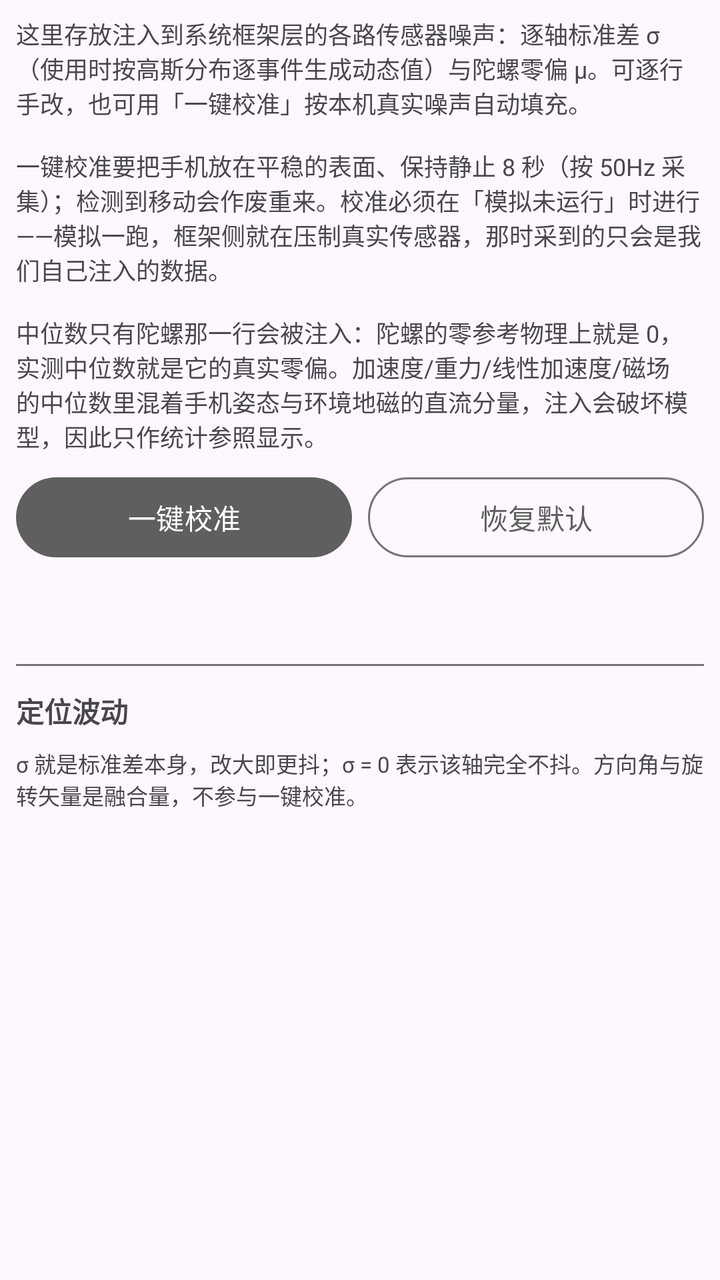
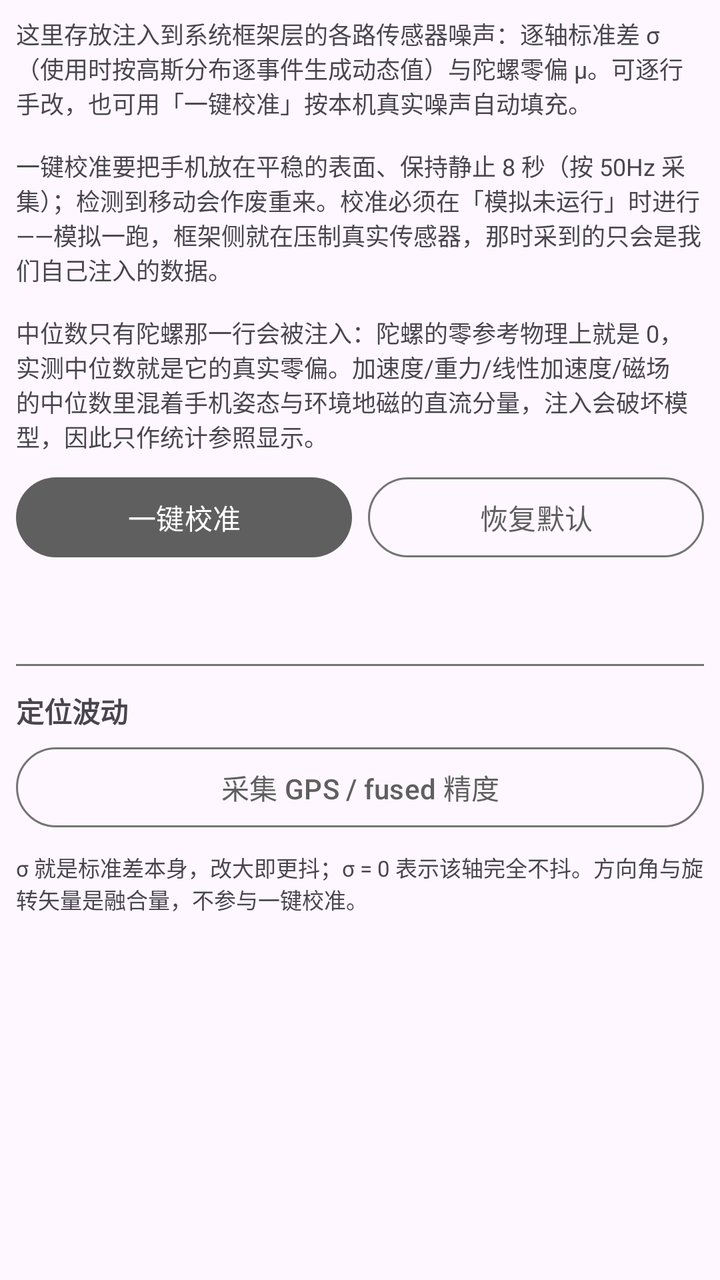

Compare the two renders of this Android layout. The source of the first and the diff that turns it into the second are given below.
<!-- AndroidManifest.xml: application theme AppTheme -->
<!-- res/layout/fragment_calibration.xml -->
<?xml version="1.0" encoding="utf-8"?>
<ScrollView xmlns:android="http://schemas.android.com/apk/res/android"
    xmlns:app="http://schemas.android.com/apk/res-auto"
    xmlns:tools="http://schemas.android.com/tools"
    android:layout_width="match_parent"
    android:layout_height="match_parent"
    android:padding="8dp"
    tools:context=".ui.calibration.CalibrationFragment">

    <LinearLayout
        android:layout_width="match_parent"
        android:layout_height="wrap_content"
        android:orientation="vertical">

        <com.google.android.material.textview.MaterialTextView
            android:id="@+id/calib_hint"
            android:layout_width="match_parent"
            android:layout_height="wrap_content"
            android:textSize="12sp"
            android:text="@string/calibration_hint" />

        <LinearLayout
            android:layout_width="match_parent"
            android:layout_height="wrap_content"
            android:layout_marginTop="8dp"
            android:orientation="horizontal">

            <com.google.android.material.button.MaterialButton
                android:id="@+id/calib_run"
                android:layout_width="0dp"
                android:layout_height="wrap_content"
                android:layout_weight="1"
                android:text="@string/calibration_run" />

            <com.google.android.material.button.MaterialButton
                android:id="@+id/calib_reset"
                style="@style/Widget.Material3.Button.OutlinedButton"
                android:layout_width="0dp"
                android:layout_height="wrap_content"
                android:layout_marginStart="8dp"
                android:layout_weight="1"
                android:text="@string/calibration_reset" />
        </LinearLayout>

        <com.google.android.material.textview.MaterialTextView
            android:id="@+id/calib_status"
            android:layout_width="match_parent"
            android:layout_height="wrap_content"
            android:layout_marginTop="8dp"
            android:fontFamily="monospace"
            android:textSize="11sp"
            android:textIsSelectable="true"
            android:text="" />

        <com.google.android.material.textview.MaterialTextView
            android:id="@+id/calib_echo"
            android:layout_width="match_parent"
            android:layout_height="wrap_content"
            android:layout_marginTop="4dp"
            android:fontFamily="monospace"
            android:textSize="11sp"
            android:textIsSelectable="true"
            android:text="" />

        <View
            android:layout_width="match_parent"
            android:layout_height="1dp"
            android:layout_marginTop="8dp"
            android:layout_marginBottom="4dp"
            android:background="?attr/colorOutline" />

        <com.google.android.material.textview.MaterialTextView
            android:layout_width="match_parent"
            android:layout_height="wrap_content"
            android:layout_marginTop="8dp"
            android:text="@string/calibration_fluctuation"
            android:textStyle="bold" />

        <LinearLayout
            android:id="@+id/calib_fluctuation_list"
            android:layout_width="match_parent"
            android:layout_height="wrap_content"
            android:orientation="vertical" />

        
        <LinearLayout
            android:id="@+id/calib_list"
            android:layout_width="match_parent"
            android:layout_height="wrap_content"
            android:orientation="vertical" />

        <com.google.android.material.textview.MaterialTextView
            android:id="@+id/calib_footer"
            android:layout_width="match_parent"
            android:layout_height="wrap_content"
            android:layout_marginTop="8dp"
            android:textSize="11sp"
            android:text="@string/calibration_footer" />
    </LinearLayout>
</ScrollView>
<!-- resources referenced by this layout -->
<resources>
  <string name="calibration_fluctuation">定位波动</string>
  <string name="calibration_footer">σ 就是标准差本身，改大即更抖；σ = 0 表示该轴完全不抖。方向角与旋转矢量是融合量，不参与一键校准。</string>
  <string name="calibration_hint">这里存放注入到系统框架层的各路传感器噪声：逐轴标准差 σ（使用时按高斯分布逐事件生成动态值）与陀螺零偏 μ。可逐行手改，也可用「一键校准」按本机真实噪声自动填充。\n\n一键校准要把手机放在平稳的表面、保持静止 8 秒（按 50Hz 采集）；检测到移动会作废重来。校准必须在「模拟未运行」时进行——模拟一跑，框架侧就在压制真实传感器，那时采到的只会是我们自己注入的数据。\n\n中位数只有陀螺那一行会被注入：陀螺的零参考物理上就是 0，实测中位数就是它的真实零偏。加速度/重力/线性加速度/磁场的中位数里混着手机姿态与环境地磁的直流分量，注入会破坏模型，因此只作统计参照显示。</string>
  <string name="calibration_reset">恢复默认</string>
  <string name="calibration_run">一键校准</string>
  <style name="AppTheme" parent="Theme.Material3.Light.NoActionBar">
          
          <item name="colorPrimary">#5F5F5F</item>
          <item name="colorOnPrimary">#FFFFFF</item>
          <item name="colorPrimaryContainer">#E0E0E0</item>
          <item name="colorOnPrimaryContainer">#1E1E1E</item>
          <item name="colorSecondary">#494949</item>
          <item name="colorOnSecondary">#FFFFFF</item>
          <item name="colorSecondaryContainer">#E7E7E7</item>
          <item name="colorOnSecondaryContainer">#2A2A2A</item>
          <item name="colorSurface">#FFFFFF</item>
          <item name="colorOnSurface">#1A1A1A</item>
          <item name="colorSurfaceVariant">#F0F0F0</item>
          <item name="colorOnSurfaceVariant">#5F5F5F</item>
          <item name="colorOutline">#747474</item>
  
          
          <item name="portalFabIconTint">#1A1A1A</item>
  
          
          <item name="android:statusBarColor">@android:color/transparent</item>
          <item name="android:windowDrawsSystemBarBackgrounds">true</item>
          <item name="android:windowTranslucentStatus">true</item>
          <item name="windowActionModeOverlay">true</item>
          <item name="windowActionBar">false</item>
          <item name="windowNoTitle">true</item>
  
          
          <item name="searchViewStyle">@style/Portal.SearchViewStyle</item>
          <item name="sliderStyle">@style/Portal.SliderTheme</item>
          <item name="android:popupMenuStyle">@style/PortalPopupMenuStyle</item>
          
          <item name="switchStyle">@style/Portal.SwitchStyle</item>
      </style>
  <style name="Portal.SearchViewStyle" parent="Widget.AppCompat.SearchView" />
  <style name="Portal.SliderTheme" parent="Widget.Material3.Slider" />
  <style name="PortalPopupMenuStyle" parent="Widget.Material3.PopupMenu">
          <item name="android:popupAnimationStyle">@style/PortalPopupAnimation</item>
      </style>
  <style name="Portal.SwitchStyle" parent="Widget.Material3.CompoundButton.Switch">
          <item name="useMaterialThemeColors">true</item>
          <item name="trackTint">@color/switch_track_tint</item>
      </style>
  <style name="PortalPopupAnimation">
          <item name="android:windowEnterAnimation">@anim/popup_in_top_end</item>
          <item name="android:windowExitAnimation">@anim/popup_out_top_end</item>
      </style>
</resources>

<!-- the commit's change to res/layout/fragment_calibration.xml (unified diff, before → after) -->
@@ -82,6 +82,14 @@
             android:layout_height="wrap_content"
             android:orientation="vertical" />
 
+        <com.google.android.material.button.MaterialButton
+            android:id="@+id/calib_location_run"
+            style="@style/Widget.Material3.Button.OutlinedButton"
+            android:layout_width="match_parent"
+            android:layout_height="wrap_content"
+            android:layout_marginTop="4dp"
+            android:text="@string/calibration_location_run" />
+
         
         <LinearLayout
             android:id="@+id/calib_list"
<!-- resource entries referenced after the edit -->
@@ -3,6 +3,7 @@
   <string name="calibration_fluctuation">定位波动</string>
   <string name="calibration_footer">σ 就是标准差本身，改大即更抖；σ = 0 表示该轴完全不抖。方向角与旋转矢量是融合量，不参与一键校准。</string>
   <string name="calibration_hint">这里存放注入到系统框架层的各路传感器噪声：逐轴标准差 σ（使用时按高斯分布逐事件生成动态值）与陀螺零偏 μ。可逐行手改，也可用「一键校准」按本机真实噪声自动填充。\n\n一键校准要把手机放在平稳的表面、保持静止 8 秒（按 50Hz 采集）；检测到移动会作废重来。校准必须在「模拟未运行」时进行——模拟一跑，框架侧就在压制真实传感器，那时采到的只会是我们自己注入的数据。\n\n中位数只有陀螺那一行会被注入：陀螺的零参考物理上就是 0，实测中位数就是它的真实零偏。加速度/重力/线性加速度/磁场的中位数里混着手机姿态与环境地磁的直流分量，注入会破坏模型，因此只作统计参照显示。</string>
+  <string name="calibration_location_run">采集 GPS / fused 精度</string>
   <string name="calibration_reset">恢复默认</string>
   <string name="calibration_run">一键校准</string>
   <style name="AppTheme" parent="Theme.Material3.Light.NoActionBar">
